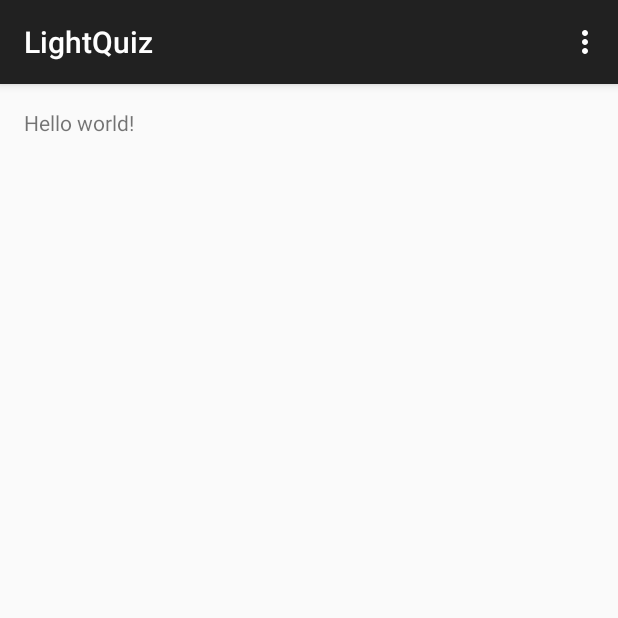
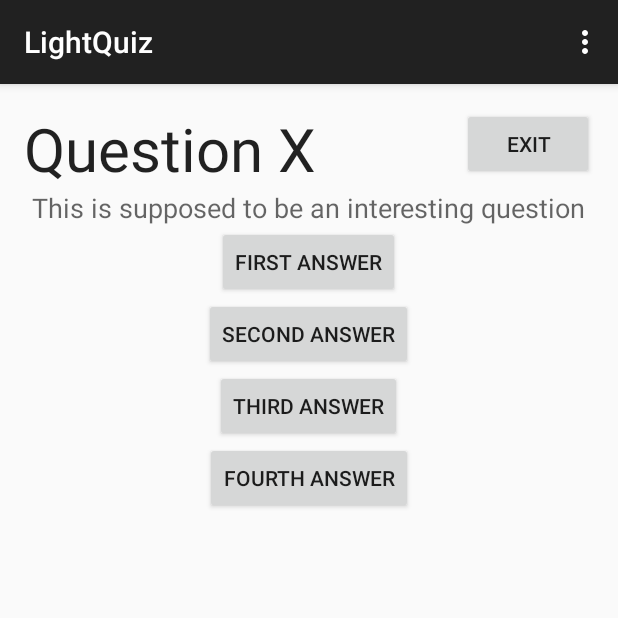
Before and after one commit to angrykoala/lightquiz, an Android app: the screen it shows after launch (MainActivity), on a phone screen of 412 x 824 dp, the top half of it. Run offline under Robolectric (Android 15) with nearby library versions, the phone set to English and light mode, and no system bars.

Commit message:
basic layout issue #1 closed

```diff
--- a/app/src/main/res/layout/activity_main.xml
+++ b/app/src/main/res/layout/activity_main.xml
@@ -5,7 +5,82 @@
     android:paddingTop="@dimen/activity_vertical_margin"
     android:paddingBottom="@dimen/activity_vertical_margin" tools:context=".MainActivity">
 
-    <TextView android:text="@string/hello_world" android:layout_width="wrap_content"
-        android:layout_height="wrap_content" />
+    <LinearLayout
+        android:orientation="vertical"
+        android:layout_width="fill_parent"
+        android:layout_height="fill_parent"
+        android:layout_alignParentRight="false"
+        android:layout_alignParentEnd="true"
+        android:layout_below="@+id/question"
+        android:layout_alignParentBottom="false"
+        android:baselineAligned="false">
+
+        <Button
+            android:layout_width="wrap_content"
+            android:layout_height="wrap_content"
+            android:text="@string/answer_1"
+            android:id="@+id/answer_1"
+            android:layout_above="@+id/answer_2"
+            android:layout_centerHorizontal="true"
+            android:layout_gravity="center_horizontal" />
+
+        <Button
+            android:layout_width="wrap_content"
+            android:layout_height="wrap_content"
+            android:text="@string/answer_2"
+            android:id="@+id/answer_2"
+            android:layout_above="@+id/answer_3"
+            android:layout_centerHorizontal="true"
+            android:layout_gravity="center_horizontal" />
+
+        <Button
+            android:layout_width="wrap_content"
+            android:layout_height="wrap_content"
+            android:text="@string/answer_3"
+            android:id="@+id/answer_3"
+            android:layout_above="@+id/answer_4"
+            android:layout_centerHorizontal="true"
+            android:layout_gravity="center_horizontal" />
+
+        <Button
+            android:layout_width="wrap_content"
+            android:layout_height="wrap_content"
+            android:text="@string/answer_4"
+            android:id="@+id/answer_4"
+            android:layout_alignParentBottom="true"
+            android:layout_centerHorizontal="true"
+            android:layout_gravity="center_horizontal" />
+
+    </LinearLayout>
+
+    <TextView
+        android:layout_width="wrap_content"
+        android:layout_height="wrap_content"
+        android:textAppearance="?android:attr/textAppearanceMedium"
+        android:text="@string/question"
+        android:id="@+id/question"
+        android:layout_below="@+id/question_title"
+        android:layout_centerHorizontal="true" />
+
+    <TextView
+        android:layout_width="fill_parent"
+        android:layout_height="wrap_content"
+        android:textAppearance="?android:attr/textAppearanceLarge"
+        android:id="@+id/question_title"
+        android:textSize="40dp"
+        android:text="@string/question_title"
+        android:layout_alignParentTop="true"
+        android:layout_toLeftOf="@+id/exit_button"
+        android:layout_toStartOf="@+id/exit_button" />
+
+    <Button
+        android:layout_width="wrap_content"
+        android:layout_height="wrap_content"
+        android:text="@string/exit_button"
+        android:id="@+id/exit_button"
+        android:layout_alignParentTop="true"
+        android:layout_alignParentRight="true"
+        android:layout_alignParentEnd="true"
+        android:layout_gravity="right" />
 
 </RelativeLayout>
--- a/app/src/main/res/values/strings.xml
+++ b/app/src/main/res/values/strings.xml
@@ -1,6 +1,12 @@
 <resources>
     <string name="app_name">LightQuiz</string>
 
-    <string name="hello_world">Hello world!</string>
+    <string name="question_title">Question X</string>
+    <string name="question">This is supposed to be an interesting question</string>
+    <string name="answer_1">First Answer</string>
+    <string name="answer_2">Second Answer</string>
+    <string name="answer_3">Third Answer</string>
+    <string name="answer_4">Fourth Answer</string>
+    <string name="exit_button">Exit</string>
     <string name="action_settings">Settings</string>
 </resources>
```
